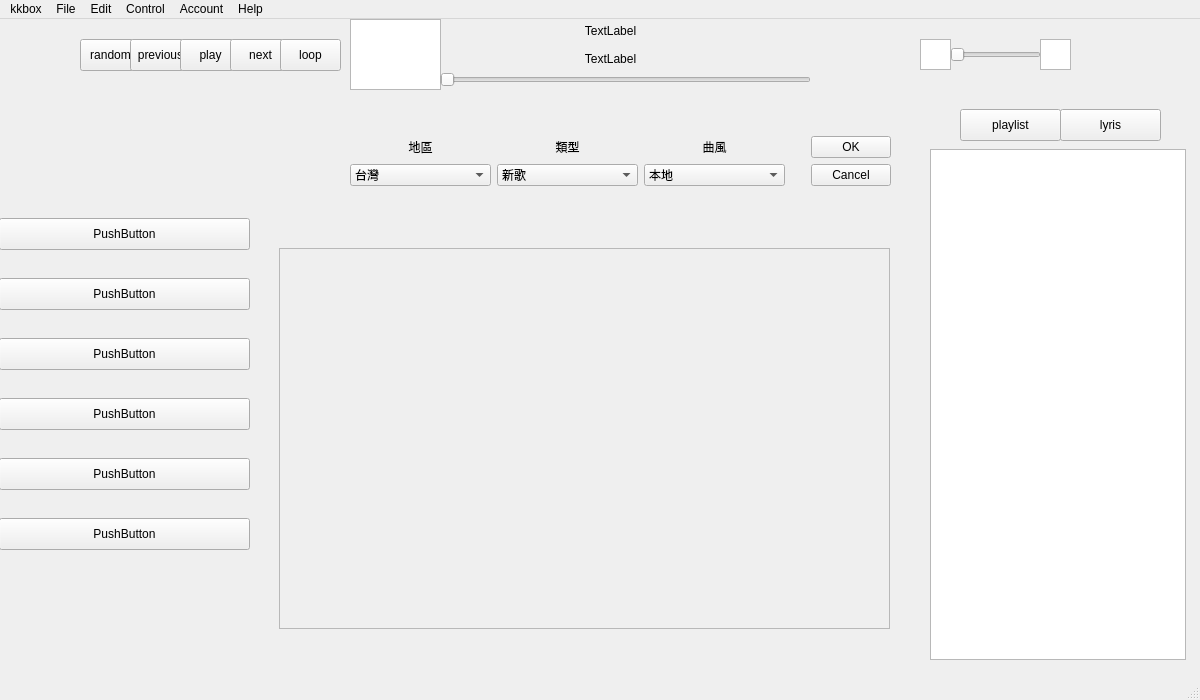
First picture: the form in kkbox/UI_Designer/main.ui, repository JianDa0127/web_crawler, before the edit.
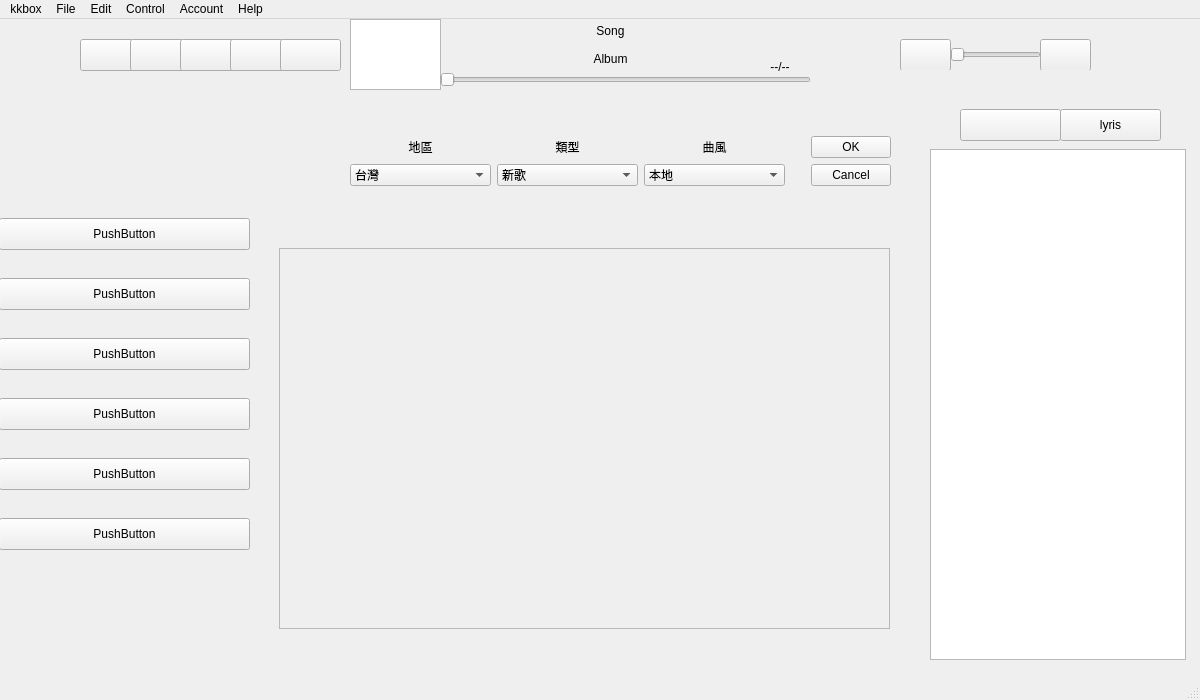
Second picture: the form after the edit. Icons and pictures are not drawn.

What changed in the file:
```diff
--- a/kkbox/UI_Designer/main.ui
+++ b/kkbox/UI_Designer/main.ui
@@ -268,7 +268,7 @@
       <item>
        <widget class="QLabel" name="now_playing_song">
         <property name="text">
-         <string>TextLabel</string>
+         <string>Song</string>
         </property>
         <property name="alignment">
          <set>Qt::AlignCenter</set>
@@ -278,7 +278,7 @@
       <item>
        <widget class="QLabel" name="now_playing_album">
         <property name="text">
-         <string>TextLabel</string>
+         <string>Album</string>
         </property>
         <property name="alignment">
          <set>Qt::AlignCenter</set>
@@ -303,6 +303,22 @@
       <enum>Qt::Horizontal</enum>
      </property>
     </widget>
+    <widget class="QLabel" name="time_label">
+     <property name="geometry">
+      <rect>
+       <x>400</x>
+       <y>40</y>
+       <width>60</width>
+       <height>16</height>
+      </rect>
+     </property>
+     <property name="text">
+      <string>--/--</string>
+     </property>
+     <property name="alignment">
+      <set>Qt::AlignCenter</set>
+     </property>
+    </widget>
    </widget>
    <widget class="QWidget" name="widget_2" native="true">
     <property name="geometry">
@@ -323,7 +339,11 @@
       </rect>
      </property>
      <property name="text">
-      <string>random</string>
+      <string/>
+     </property>
+     <property name="icon">
+      <iconset>
+       <normaloff>icon/shuffle-arrows.png</normaloff>icon/shuffle-arrows.png</iconset>
      </property>
     </widget>
     <widget class="QPushButton" name="pushButton_previous">
@@ -336,7 +356,11 @@
       </rect>
      </property>
      <property name="text">
-      <string>previous</string>
+      <string/>
+     </property>
+     <property name="icon">
+      <iconset>
+       <normaloff>icon/previous.png</normaloff>icon/previous.png</iconset>
      </property>
     </widget>
     <widget class="QPushButton" name="pushButton_play">
@@ -357,7 +381,12 @@
       <bool>false</bool>
      </property>
      <property name="text">
-      <string>play</string>
+      <string/>
+     </property>
+     <property name="icon">
+      <iconset>
+       <normaloff>icon/play.png</normaloff>
+       <normalon>icon/pause.png</normalon>icon/play.png</iconset>
      </property>
      <property name="iconSize">
       <size>
@@ -376,7 +405,11 @@
       </rect>
      </property>
      <property name="text">
-      <string>next</string>
+      <string/>
+     </property>
+     <property name="icon">
+      <iconset>
+       <normaloff>icon/next.png</normaloff>icon/next.png</iconset>
      </property>
     </widget>
     <widget class="QPushButton" name="pushButton_repeat">
@@ -389,7 +422,11 @@
       </rect>
      </property>
      <property name="text">
-      <string>loop</string>
+      <string/>
+     </property>
+     <property name="icon">
+      <iconset>
+       <normaloff>icon/repeat.png</normaloff>icon/repeat.png</iconset>
      </property>
     </widget>
    </widget>
@@ -424,25 +461,39 @@
       </item>
      </layout>
     </widget>
-    <widget class="QGraphicsView" name="graphicsView_volumeDown">
+    <widget class="QPushButton" name="pushButton_volumeUp">
      <property name="geometry">
       <rect>
-       <x>50</x>
+       <x>30</x>
        <y>20</y>
-       <width>31</width>
-       <height>31</height>
+       <width>51</width>
+       <height>32</height>
       </rect>
      </property>
+     <property name="text">
+      <string/>
+     </property>
+     <property name="icon">
+      <iconset>
+       <normaloff>icon/volume-down.png</normaloff>icon/volume-down.png</iconset>
+     </property>
     </widget>
-    <widget class="QGraphicsView" name="graphicsView_volumeUp">
+    <widget class="QPushButton" name="pushButton_volumeDown">
      <property name="geometry">
       <rect>
        <x>170</x>
        <y>20</y>
-       <width>31</width>
-       <height>31</height>
+       <width>51</width>
+       <height>32</height>
       </rect>
      </property>
+     <property name="text">
+      <string/>
+     </property>
+     <property name="icon">
+      <iconset>
+       <normaloff>icon/volume-up.png</normaloff>icon/volume-up.png</iconset>
+     </property>
     </widget>
    </widget>
    <widget class="QPushButton" name="pushButton_lyris">
@@ -468,7 +519,11 @@
      </rect>
     </property>
     <property name="text">
-     <string>playlist</string>
+     <string/>
+    </property>
+    <property name="icon">
+     <iconset>
+      <normaloff>icon/playlist.png</normaloff>icon/playlist.png</iconset>
     </property>
    </widget>
    <widget class="QWidget" name="widget_4" native="true">
```
Left out of the diff: 2 changed lines with no effect on the pictures.
